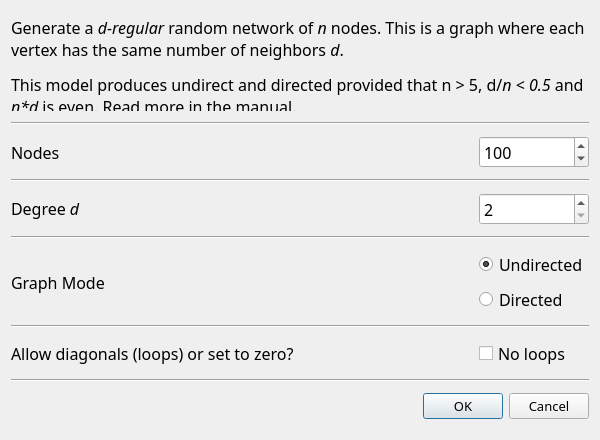
Before: the Qt Designer form src/forms/dialograndregular.ui in socnetv/app, drawn with Qt 5.
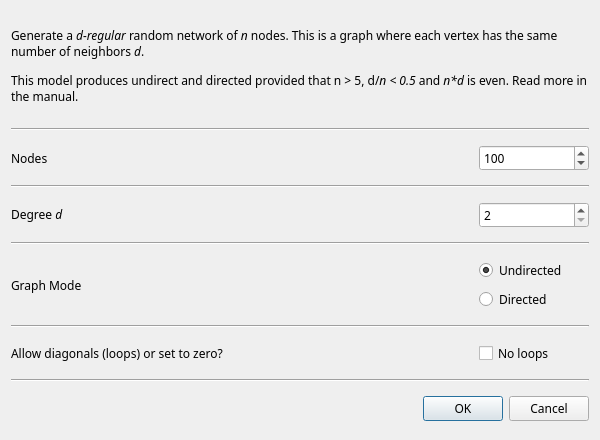
After: the same form once the commit is applied.

Commit message: fixed pointsizes in macos

The edit to the form file:
```diff
--- a/src/forms/dialograndregular.ui
+++ b/src/forms/dialograndregular.ui
@@ -28,11 +28,6 @@
     <height>600</height>
    </size>
   </property>
-  <property name="font">
-   <font>
-    <pointsize>12</pointsize>
-   </font>
-  </property>
   <property name="windowTitle">
    <string>d-Regular network generator</string>
   </property>
@@ -60,7 +55,6 @@
      <property name="font">
       <font>
        <family>Sans Serif</family>
-       <pointsize>12</pointsize>
       </font>
      </property>
      <property name="frameShape">
@@ -106,7 +100,6 @@
        <property name="font">
         <font>
          <family>Sans Serif</family>
-         <pointsize>12</pointsize>
         </font>
        </property>
        <property name="toolTip">
@@ -134,7 +127,6 @@
        <property name="font">
         <font>
          <family>Sans Serif</family>
-         <pointsize>12</pointsize>
         </font>
        </property>
        <property name="toolTip">
@@ -182,7 +174,6 @@
        <property name="font">
         <font>
          <family>Sans Serif</family>
-         <pointsize>12</pointsize>
         </font>
        </property>
        <property name="text">
@@ -201,7 +192,6 @@
        <property name="font">
         <font>
          <family>Sans Serif</family>
-         <pointsize>12</pointsize>
         </font>
        </property>
        <property name="toolTip">
@@ -249,7 +239,6 @@
        <property name="font">
         <font>
          <family>Sans Serif</family>
-         <pointsize>12</pointsize>
         </font>
        </property>
        <property name="text">
@@ -276,7 +265,6 @@
          <property name="font">
           <font>
            <family>Sans Serif</family>
-           <pointsize>12</pointsize>
           </font>
          </property>
          <property name="toolTip">
@@ -310,7 +298,6 @@
          <property name="font">
           <font>
            <family>Sans Serif</family>
-           <pointsize>12</pointsize>
           </font>
          </property>
          <property name="toolTip">
@@ -354,7 +341,6 @@
        <property name="font">
         <font>
          <family>Sans Serif</family>
-         <pointsize>12</pointsize>
         </font>
        </property>
        <property name="text">
@@ -381,7 +367,6 @@
          <property name="font">
           <font>
            <family>Sans Serif</family>
-           <pointsize>12</pointsize>
           </font>
          </property>
          <property name="toolTip">
@@ -411,7 +396,6 @@
      <property name="font">
       <font>
        <family>Sans Serif</family>
-       <pointsize>10</pointsize>
        <stylestrategy>PreferDefault</stylestrategy>
       </font>
      </property>
```
The commit also changes 15 other files.
